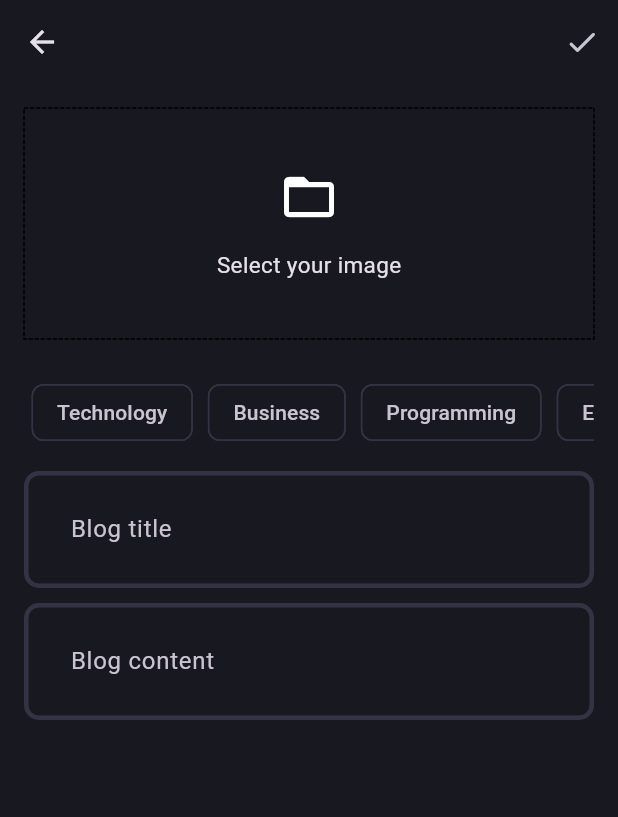
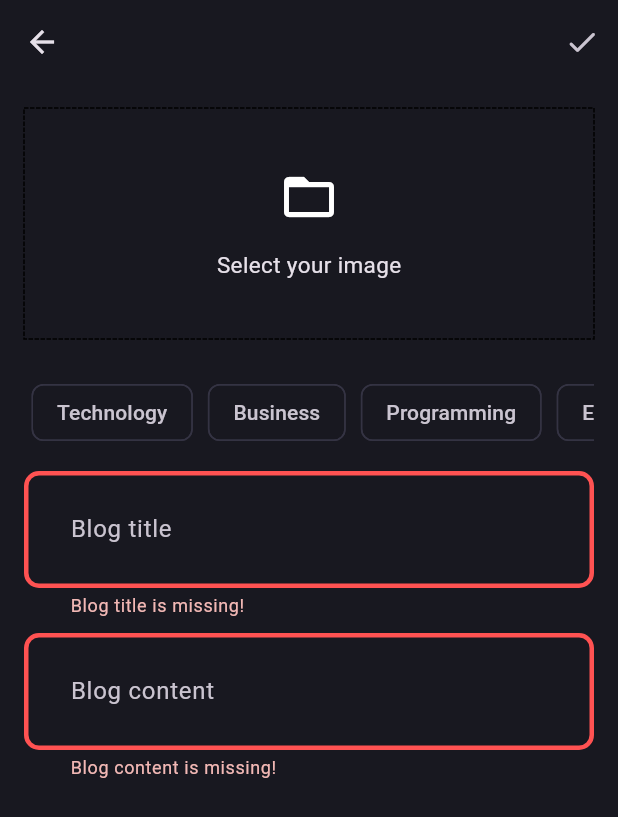
Before and after one commit to Yashgupta-2622/blog_app, a Flutter app: the AddNewBlogPage screen opened directly, after a tap on the "done" icon, on a phone screen of 412 x 824 dp. Shown: the top 817 px of the screen. Run offline on Flutter 3.47's test engine with Material 3 defaults, Android fonts, the phone set to English and light mode, and no system bars; drawn by our look-alikes of dotted_border; our stand-ins replace flutter_bloc, fpdart, get_it, image_picker, supabase_flutter; accounts and stored records are empty.

Commit message:
feat(blog): complete blog upload feature with form, use case, repository, and DI

```diff
--- a/lib/core/theme/theme.dart
+++ b/lib/core/theme/theme.dart
@@ -17,8 +17,10 @@ class AppTheme {
     ),
     inputDecorationTheme: InputDecorationTheme(
       contentPadding: const EdgeInsets.all(27),
+      border: _border(),
       enabledBorder: _border(),
       focusedBorder: _border(AppPallete.gradient2),
+      errorBorder: _border(AppPallete.errorColor),
     ),
   );
 }
--- a/lib/features/blog/data/models/blog_model.dart
+++ b/lib/features/blog/data/models/blog_model.dart
@@ -36,4 +36,24 @@ class BlogModel extends Blog {
               : DateTime.parse(map['updated_at']),
     );
   }
+
+  BlogModel copyWith({
+    String? id,
+    String? posterId,
+    String? title,
+    String? content,
+    String? imageUrl,
+    List<String>? topics,
+    DateTime? updatedAt,
+  }) {
+    return BlogModel(
+      id: id ?? this.id,
+      posterId: posterId ?? this.posterId,
+      title: title ?? this.title,
+      content: content ?? this.content,
+      imageUrl: imageUrl ?? this.imageUrl,
+      topics: topics ?? this.topics,
+      updatedAt: updatedAt ?? this.updatedAt,
+    );
+  }
 }
--- /dev/null
+++ b/lib/features/blog/domain/repositories/blog_repository.dart
@@ -0,0 +1,15 @@
+import 'dart:io';
+
+import 'package:blog_app/core/error/failures.dart';
+import 'package:blog_app/features/blog/domain/entities/blog.dart';
+import 'package:fpdart/fpdart.dart';
+
+abstract interface class BlogRepository {
+  Future<Either<Failure, Blog>> uploadBlog({
+    required File image,
+    required String title,
+    required String content,
+    required String posterId,
+    required List<String> topics,
+  });
+}
--- /dev/null
+++ b/lib/features/blog/domain/usecases/upload_blog.dart
@@ -0,0 +1,38 @@
+import 'dart:io';
+
+import 'package:blog_app/core/error/failures.dart';
+import 'package:blog_app/core/usecase/usecase.dart';
+import 'package:blog_app/features/blog/domain/entities/blog.dart';
+import 'package:blog_app/features/blog/domain/repositories/blog_repository.dart';
+import 'package:fpdart/fpdart.dart';
+
+class UploadBlog implements UseCase<Blog, UploadBlogParams> {
+  final BlogRepository blogRepository;
+  UploadBlog(this.blogRepository);
+  @override
+  Future<Either<Failure, Blog>> call(UploadBlogParams params) async {
+    return await blogRepository.uploadBlog(
+      image: params.image,
+      title: params.title,
+      content: params.content,
+      posterId: params.posterId,
+      topics: params.topics,
+    );
+  }
+}
+
+class UploadBlogParams {
+  final String posterId;
+  final String title;
+  final String content;
+  final File image;
+  final List<String> topics;
+
+  UploadBlogParams({
+    required this.posterId,
+    required this.title,
+    required this.content,
+    required this.image,
+    required this.topics,
+  });
+}
--- /dev/null
+++ b/lib/features/blog/presentation/bloc/blog_bloc.dart
@@ -0,0 +1,28 @@
+import 'dart:io';
+import 'package:blog_app/features/blog/domain/usecases/upload_blog.dart';
+import 'package:flutter/material.dart';
+import 'package:flutter_bloc/flutter_bloc.dart';
+part 'blog_event.dart';
+part 'blog_state.dart';
+
+class BlogBloc extends Bloc<BlogEvent, BlogState> {
+  final UploadBlog uploadBlog;
+  BlogBloc(this.uploadBlog) : super(BlogInitial()) {
+    on<BlogEvent>((event, emit) => emit(BlogLoading()));
+    on<BlogUpload>(_onBlogUpload);
+  }
+
+  void _onBlogUpload(BlogUpload event, Emitter<BlogState> emit) async {
+    final res = await uploadBlog(
+      UploadBlogParams(
+        posterId: event.posterId,
+        title: event.title,
+        content: event.content,
+        image: event.image,
+        topics: event.topics,
+      ),
+    );
+
+    res.fold((l) => emit(BlogFailure(l.message)), (r) => emit(BlogSuccess()));
+  }
+}
--- /dev/null
+++ b/lib/features/blog/presentation/bloc/blog_event.dart
@@ -0,0 +1,20 @@
+part of 'blog_bloc.dart';
+
+@immutable
+sealed class BlogEvent {}
+
+final class BlogUpload extends BlogEvent {
+   final String posterId;
+  final String title;
+  final String content;
+  final File image;
+  final List<String> topics;
+
+  BlogUpload({
+    required this.posterId,
+    required this.title,
+    required this.content,
+    required this.image,
+    required this.topics,
+  });
+}
--- /dev/null
+++ b/lib/features/blog/presentation/bloc/blog_state.dart
@@ -0,0 +1,15 @@
+part of 'blog_bloc.dart';
+
+@immutable
+sealed class BlogState {}
+
+final class BlogInitial extends BlogState {}
+
+final class BlogLoading extends BlogState {}
+
+final class BlogFailure extends BlogState {
+  final String error;
+  BlogFailure(this.error);
+}
+
+final class BlogSuccess extends BlogState {}
--- a/lib/features/blog/presentation/pages/add_new_blog_page.dart
+++ b/lib/features/blog/presentation/pages/add_new_blog_page.dart
@@ -1,10 +1,16 @@
 import 'dart:io';
 
+import 'package:blog_app/core/common/cubits/app_user/app_user_cubit.dart';
+import 'package:blog_app/core/common/widgets/loader.dart';
 import 'package:blog_app/core/theme/app_pallete.dart';
 import 'package:blog_app/core/utils/pick_image.dart';
+import 'package:blog_app/core/utils/show_snackbar.dart';
+import 'package:blog_app/features/blog/presentation/bloc/blog_bloc.dart';
+import 'package:blog_app/features/blog/presentation/pages/blog_page.dart';
 import 'package:blog_app/features/blog/presentation/widgets/blog_editor.dart';
 import 'package:dotted_border/dotted_border.dart';
 import 'package:flutter/material.dart';
+import 'package:flutter_bloc/flutter_bloc.dart';
 
 class AddNewBlogPage extends StatefulWidget {
   static route() =>
@@ -18,6 +24,7 @@ class AddNewBlogPage extends StatefulWidget {
 class _AddNewBlogPageState extends State<AddNewBlogPage> {
   final titleController = TextEditingController();
   final contentController = TextEditingController();
+  final formKey = GlobalKey<FormState>();
   List<String> selectedTopics = [];
   File? image;
 
@@ -27,6 +34,24 @@ class _AddNewBlogPageState extends State<AddNewBlogPage> {
       setState(() {
         image = pickedImage;
       });
+    }
+  }
+
+  void uploadBlog() {
+    if (formKey.currentState!.validate() &&
+        selectedTopics.isNotEmpty &&
+        image != null) {
+      final posterId =
+          (context.read<AppUserCubit>().state as AppUserLoggedIn).user.id;
+      context.read<BlogBloc>().add(
+        BlogUpload(
+          posterId: posterId,
+          title: titleController.text.trim(),
+          content: contentController.text.trim(),
+          image: image!,
+          topics: selectedTopics,
+        ),
+      );
     }
   }
 
@@ -42,12 +67,35 @@ class _AddNewBlogPageState extends State<AddNewBlogPage> {
     return Scaffold(
       appBar: AppBar(
         actions: [
-          IconButton(onPressed: () {}, icon: const Icon(Icons.done_rounded)),
+          IconButton(
+            onPressed: () {
+              uploadBlog();
+            },
+            icon: const Icon(Icons.done_rounded),
+          ),
         ],
       ),
-      body: SingleChildScrollView(
+      body: BlocConsumer<BlogBloc, BlogState>(
+        listener: (context, state) {
+          if (state is BlogFailure) {
+            showSnackBar(context, state.error);
+          } else if (state is BlogSuccess) {
+            Navigator.pushAndRemoveUntil(
+              context,
+              BlogPage.route(),
+              (route) => false,
+            );
+          }
+        },
+        builder: (context, state) {
+          if (state is BlogLoading) {
+            return const Loader();
+          }
+          return SingleChildScrollView(
             child: Padding(
               padding: const EdgeInsets.all(16.0),
+              child: Form(
+                key: formKey,
                 child: Column(
                   children: [
                     image != null
@@ -94,7 +142,12 @@ class _AddNewBlogPageState extends State<AddNewBlogPage> {
                       scrollDirection: Axis.horizontal,
                       child: Row(
                         children:
-                      ['Technology', 'Business', 'Programming', 'Entertainment']
+                            [
+                                  'Technology',
+                                  'Business',
+                                  'Programming',
+                                  'Entertainment',
+                                ]
                                 .map(
                                   (e) => Padding(
                                     padding: const EdgeInsets.all(5.0),
@@ -129,7 +182,10 @@ class _AddNewBlogPageState extends State<AddNewBlogPage> {
                       ),
                     ),
                     const SizedBox(height: 10),
-              BlogEditor(controller: titleController, hintText: 'Blog title'),
+                    BlogEditor(
+                      controller: titleController,
+                      hintText: 'Blog title',
+                    ),
                     const SizedBox(height: 10),
                     BlogEditor(
                       controller: contentController,
@@ -140,5 +196,8 @@ class _AddNewBlogPageState extends State<AddNewBlogPage> {
               ),
             ),
           );
+        },
+      ),
+    );
   }
 }
--- a/lib/features/blog/presentation/pages/blog_page.dart
+++ b/lib/features/blog/presentation/pages/blog_page.dart
@@ -3,6 +3,7 @@ import 'package:flutter/cupertino.dart';
 import 'package:flutter/material.dart';
 
 class BlogPage extends StatelessWidget {
+  static route() => MaterialPageRoute(builder: (context) => const BlogPage());
   const BlogPage({super.key});
 
   @override
--- a/lib/features/blog/presentation/widgets/blog_editor.dart
+++ b/lib/features/blog/presentation/widgets/blog_editor.dart
@@ -15,6 +15,12 @@ class BlogEditor extends StatelessWidget {
       controller: controller,
       decoration: InputDecoration(hintText: hintText),
       maxLines: null,
+      validator: (value) {
+        if (value!.isEmpty) {
+          return '$hintText is missing!';
+        }
+        return null;
+      },
     );
   }
 }
--- a/lib/main.dart
+++ b/lib/main.dart
@@ -1,6 +1,7 @@
 import 'package:blog_app/core/common/cubits/app_user/app_user_cubit.dart';
 import 'package:blog_app/features/auth/presentation/bloc/auth_bloc.dart';
 import 'package:blog_app/features/auth/presentation/pages/login_page.dart';
+import 'package:blog_app/features/blog/presentation/bloc/blog_bloc.dart';
 import 'package:blog_app/features/blog/presentation/pages/blog_page.dart';
 import 'package:blog_app/init_dependencies.dart';
 import 'package:flutter/material.dart';
@@ -15,6 +16,7 @@ void main() async {
       providers: [
         BlocProvider(create: (_) => serviceLocator<AppUserCubit>()),
         BlocProvider(create: (_) => serviceLocator<AuthBloc>()),
+        BlocProvider(create: (_) => serviceLocator<BlogBloc>()),
       ],
       child: const MyApp(),
     ),
--- a/pubspec.yaml
+++ b/pubspec.yaml
@@ -40,6 +40,7 @@ dependencies:
   get_it: ^8.0.3
   dotted_border: ^3.1.0
   image_picker: ^1.1.2
+  uuid: ^4.5.1
 
 dev_dependencies:
   flutter_test:
```
Also changed, not shown: lib/features/blog/data/repositories/blog_repository_impl.dart (added, +46 -0 lines), lib/init_dependencies.dart (+22 -0 lines), pubspec.lock. Lines whose indentation alone changed are shown as unchanged.
